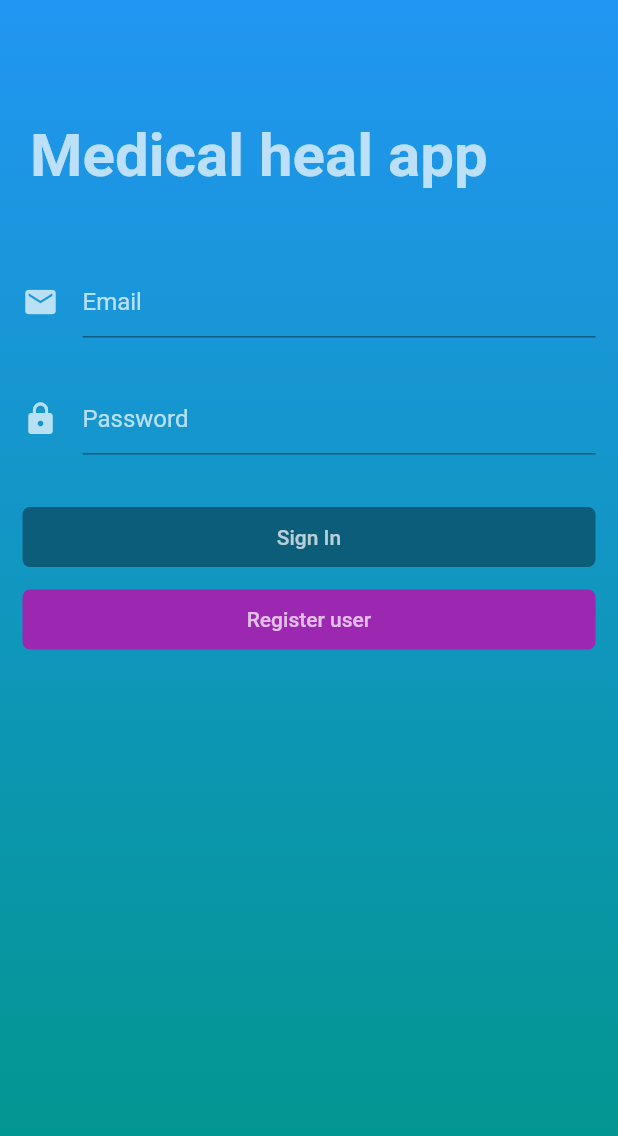
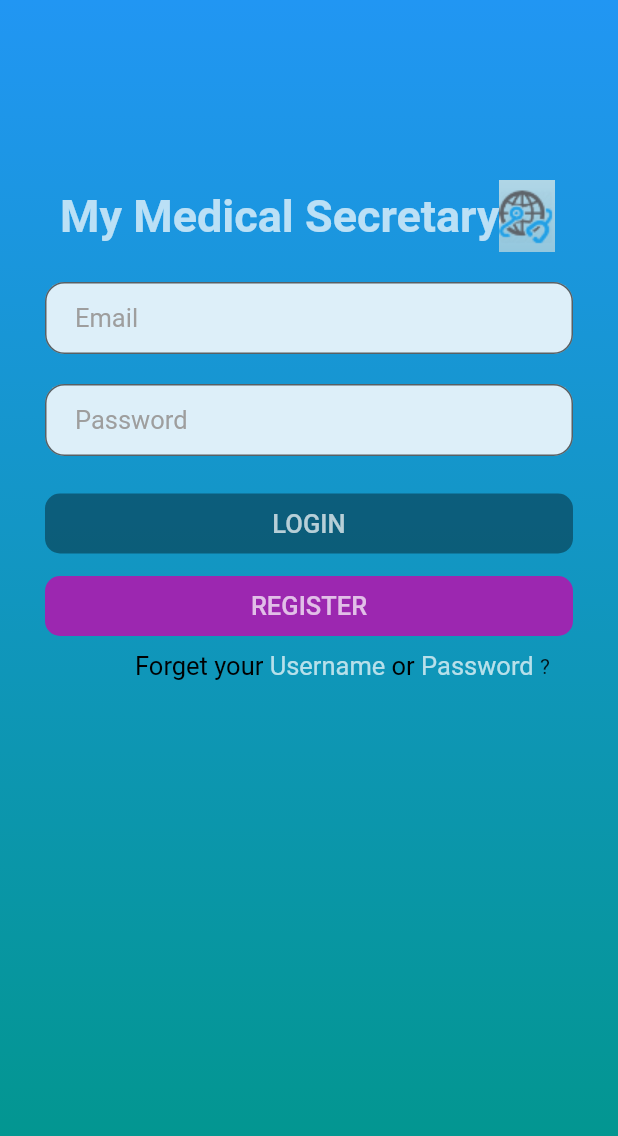
Before and after one commit to boyanzhang36/COMP90082-MS, a Flutter app: the LoginPage screen opened directly, on a phone screen of 412 x 824 dp. Shown: the top 1136 px of the screen. Run offline on Flutter 3.47's test engine with Material 2 defaults, Android fonts, the phone set to English and light mode, and no system bars; our stand-ins replace firebase_messaging, shared_preferences, table_calendar; accounts and stored records are empty.

Commit message:
login and register page update

```diff
--- a/frontend/lib/screens/login.dart
+++ b/frontend/lib/screens/login.dart
@@ -86,7 +86,7 @@ class _LoginPageState extends State<LoginPage> {
       Container(
         width: MediaQuery.of(context).size.width,
         height: 40.0,
-        padding: EdgeInsets.symmetric(horizontal: 15.0),
+        padding: EdgeInsets.symmetric(horizontal: 30.0),
         margin: EdgeInsets.only(top: 15.0),
         child: RaisedButton(
           onPressed: emailController.text == "" || passwordController.text == ""
@@ -99,59 +99,97 @@ class _LoginPageState extends State<LoginPage> {
                 },
           elevation: 0.0,
           color: Colors.purple,
-          child: Text("Sign In", style: TextStyle(color: Colors.white70)),
+          child: Text("LOGIN", style: TextStyle(color: Colors.white70, fontSize: 17)),
           shape:
-              RoundedRectangleBorder(borderRadius: BorderRadius.circular(5.0)),
+              RoundedRectangleBorder(borderRadius: BorderRadius.circular(10.0)),
         ),
       ),
       //Register user button
       Container(
         width: MediaQuery.of(context).size.width,
         height: 40.0,
-        padding: EdgeInsets.symmetric(horizontal: 15.0),
+        padding: EdgeInsets.symmetric(horizontal: 30.0),
         margin: EdgeInsets.only(top: 15.0),
         child: RaisedButton(
           onPressed: (){Navigator.of(context).pushNamed("/register");
           },
           elevation: 0.0,
           color: Colors.purple,
-          child: Text("Register user", style: TextStyle(color: Colors.white70)),
+          child: Text("REGISTER", style: TextStyle(color: Colors.white70, fontSize: 17)),
           shape:
-          RoundedRectangleBorder(borderRadius: BorderRadius.circular(5.0)),
+          RoundedRectangleBorder(borderRadius: BorderRadius.circular(10.0)),
         ),
+      ),
+      Container(
+          margin: EdgeInsets.only(top: 10.0, left: 60),
+          padding: EdgeInsets.symmetric(horizontal: 30.0),
+          child: Row(
+              children: <Widget>[
+                  Text('Forget your ', style: TextStyle(color: Colors.black, fontSize: 17)),
+                  new InkWell(
+                    onTap: () {
+                      createAlertDialog1(context);
+                    },
+                    child: new Text('Username ', style: TextStyle(color: Colors.white70, fontSize: 17)),
+                  ),
+                  Text('or ', style: TextStyle(color: Colors.black, fontSize: 17)),
+                  new InkWell(
+                    onTap: () {
+                      createAlertDialog2(context);
+                    },
+                    child: new Text('Password ', style: TextStyle(color: Colors.white70, fontSize: 17)),
+                  ),
+                  Text('?'),
+              ],
+          )
       )
+
     ]);
   }
 
   Container textSection() {
     return Container(
-      padding: EdgeInsets.symmetric(horizontal: 15.0, vertical: 20.0),
+      padding: EdgeInsets.only(left: 30.0, right: 30.0, top: 20.0, bottom: 10.0),
       child: Column(
         children: <Widget>[
           TextFormField(
             controller: emailController,
-            cursorColor: Colors.white,
-            style: TextStyle(color: Colors.white70),
+            cursorColor: Colors.black,
+            style: TextStyle(color: Colors.black, fontSize: 17),
             decoration: InputDecoration(
-              icon: Icon(Icons.email, color: Colors.white70),
+              //icon: Icon(Icons.email, color: Colors.white70),
               hintText: "Email",
-              border: UnderlineInputBorder(
-                  borderSide: BorderSide(color: Colors.white70)),
-              hintStyle: TextStyle(color: Colors.white70),
+              border: OutlineInputBorder(
+                  borderSide: BorderSide(color: Colors.black),
+                  borderRadius: const BorderRadius.all(
+                      const Radius.circular(13.0),
+                  ),
+              ),
+              hintStyle: TextStyle(color: Colors.grey),
+              contentPadding: const EdgeInsets.only(left: 20.0),
+              filled: true,
+              fillColor: const Color(0xFFddeff9),
             ),
           ),
-          SizedBox(height: 30.0),
+          SizedBox(height: 20.0),
           TextFormField(
             controller: passwordController,
-            cursorColor: Colors.white,
+            cursorColor: Colors.black,
             obscureText: true,
-            style: TextStyle(color: Colors.white70),
+            style: TextStyle(color: Colors.black, fontSize: 17),
             decoration: InputDecoration(
-              icon: Icon(Icons.lock, color: Colors.white70),
+              //icon: Icon(Icons.lock, color: Colors.white70),
               hintText: "Password",
-              border: UnderlineInputBorder(
-                  borderSide: BorderSide(color: Colors.white70)),
-              hintStyle: TextStyle(color: Colors.white70),
+              border: OutlineInputBorder(
+                  borderSide: BorderSide(color: Colors.black),
+                  borderRadius: const BorderRadius.all(
+                      const Radius.circular(13.0),
+                  ),
+              ),
+              hintStyle: TextStyle(color: Colors.grey),
+              contentPadding: const EdgeInsets.only(left: 20.0),
+              filled: true,
+              fillColor: const Color(0xFFddeff9),
             ),
           ),
         ],
@@ -161,13 +199,117 @@ class _LoginPageState extends State<LoginPage> {
 
   Container headerSection() {
     return Container(
-      margin: EdgeInsets.only(top: 50.0),
-      padding: EdgeInsets.symmetric(horizontal: 20.0, vertical: 30.0),
-      child: Text("Medical heal app",
+      margin: EdgeInsets.only(top: 120.0),
+      padding: EdgeInsets.only(left: 40.0, right: 20.0),
+      child: Row(children: <Widget>[
+        Text("My Medical Secretary",
+          textAlign: TextAlign.center,
           style: TextStyle(
               color: Colors.white70,
-              fontSize: 40.0,
-              fontWeight: FontWeight.bold)),
+              fontSize: 30.0,
+              fontWeight: FontWeight.bold
+          ),
+        ),
+        Image.asset('assets/images/logo.jpg'),
+        //Image.file('../../assets/images/logo.jpg'),
+      ])
     );
   }
+
+  createAlertDialog1(BuildContext context) {
+    return showDialog<void>(
+      context: context,
+      // false = user must tap button, true = tap outside dialog
+      builder: (BuildContext dialogContext) {
+        return AlertDialog(
+          title: Center(
+              child: Text('Forgot username?', style: TextStyle(color: Colors.grey, fontSize: 17)),
+          ),
+          content: Container(
+              height: 40.0,
+              padding: EdgeInsets.symmetric(horizontal: 20.0),
+              child: Column(children: <Widget> [
+                Text('Please contact your clinic'),
+                Text('ph: 039xxxxxxx'),
+              ],)
+          ),
+          actions: <Widget>[
+            FlatButton(
+              child: Text('Cancel'),
+              onPressed: () {
+                Navigator.of(dialogContext).pop(); // Dismiss alert dialog
+              },
+            ),
+            FlatButton(
+              child: Text('Call'),
+              onPressed: () {
+                // Call the number
+              },
+            ),
+          ],
+        );
+      },
+    );
+  }
+
+  createAlertDialog2(BuildContext context) {
+    return showDialog<void>(
+      context: context,
+      // false = user must tap button, true = tap outside dialog
+      builder: (BuildContext dialogContext) {
+        return AlertDialog(
+          title: Center(
+            child: Text('Forgot password?', style: TextStyle(color: Colors.grey, fontSize: 17)),
+          ),
+          content: Container(
+              height: 120.0,
+              padding: EdgeInsets.symmetric(horizontal: 10.0),
+              child: Column(children: <Widget> [
+                Text('Please enter your email to reset'),
+                Text('your password.'),
+                Container(
+                  height: 30.0,
+                  margin: EdgeInsets.only(top: 20.0, bottom: 0.0),
+                  padding: EdgeInsets.only(left: 0.0),
+                  child: TextFormField(
+                    controller: emailController,
+                    cursorColor: Colors.black,
+                    style: TextStyle(color: Colors.black, fontSize: 15),
+                    decoration: InputDecoration(
+                      //icon: Icon(Icons.email, color: Colors.white70),
+                      hintText: "Email",
+                      border: OutlineInputBorder(
+                        borderSide: BorderSide(color: Colors.black),
+                        borderRadius: const BorderRadius.all(
+                          const Radius.circular(5.0),
+                        ),
+                      ),
+                      hintStyle: TextStyle(color: Colors.grey),
+                      contentPadding: const EdgeInsets.only(left: 20.0),
+                      filled: true,
+                      fillColor: Colors.white70,
+                    ),
+                  ),
+                )
+              ],)
+          ),
+          actions: <Widget>[
+            FlatButton(
+              child: Text('Cancel'),
+              onPressed: () {
+                Navigator.of(dialogContext).pop(); // Dismiss alert dialog
+              },
+            ),
+            FlatButton(
+              child: Text('Send'),
+              onPressed: () {
+                // Call the number
+              },
+            ),
+          ],
+        );
+      },
+    );
+  }
+
 }
--- a/frontend/pubspec.yaml
+++ b/frontend/pubspec.yaml
@@ -55,9 +55,8 @@ flutter:
   uses-material-design: true
 
   # To add assets to your application, add an assets section, like this:
-  # assets:
-  #  - images/a_dot_burr.jpeg
-  #  - images/a_dot_ham.jpeg
+  assets:
+    - assets/images/
 
   # An image asset can refer to one or more resolution-specific "variants", see
   # https://flutter.dev/assets-and-images/#resolution-aware.
```
Also changed, not shown: frontend/lib/screens/register.dart (+21 -14 lines), frontend/assets/images/logo.jpg (added), frontend/pubspec.lock.
